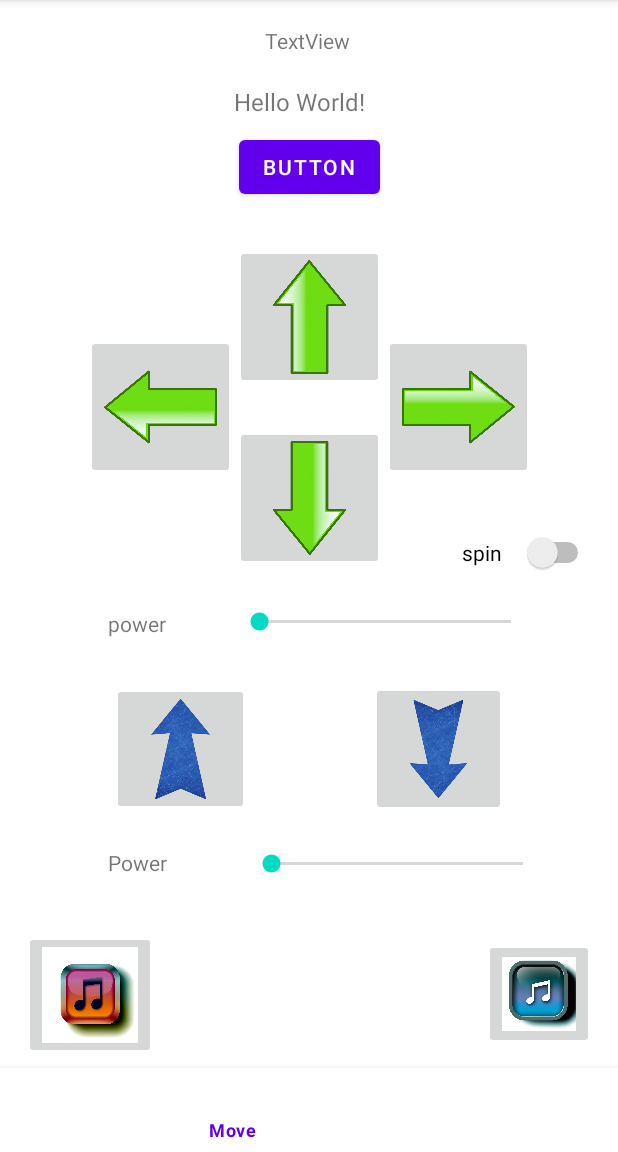
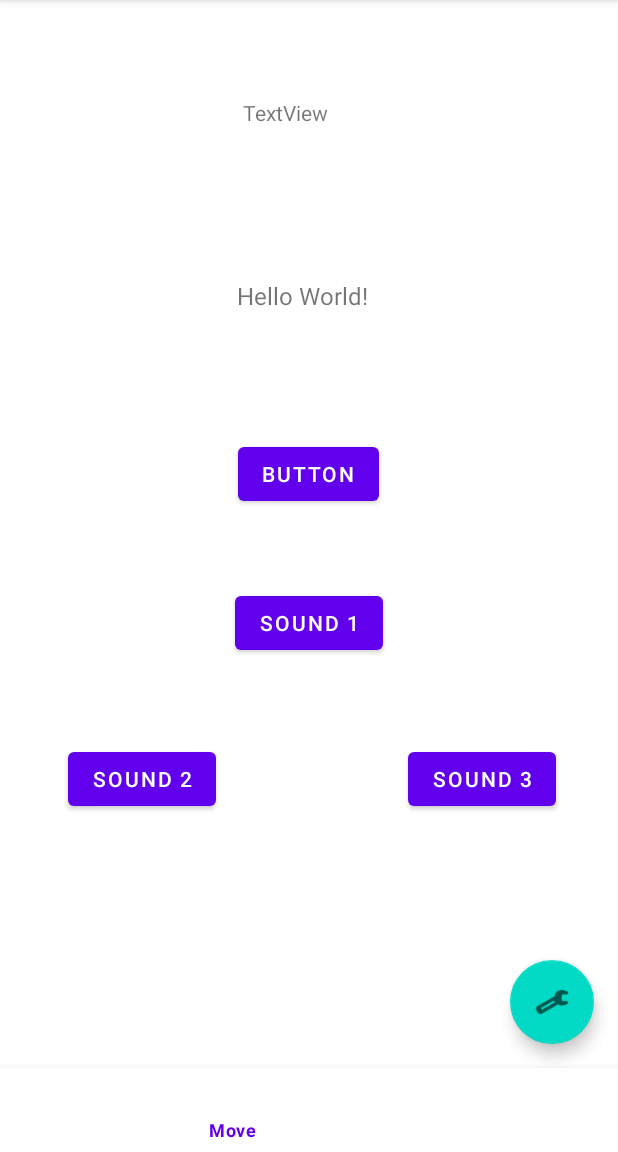
Before and after one commit to rhulucas/ev301, an Android app: the screen it shows after launch (MainActivity), item 2 of the bottom bar chosen, on a phone screen of 412 x 824 dp, the part 84-1236 px from its top. Run offline under Robolectric (Android 15) with nearby library versions, the phone set to English and light mode, and no system bars.

Commit message:
Reverting to commit 5f427fb1a606a4276835bcb7a015229a6def35da

```diff
--- a/A000-sound/app/src/main/res/layout/fragment_move.xml
+++ b/A000-sound/app/src/main/res/layout/fragment_move.xml
@@ -13,22 +13,34 @@
         android:text="Hello World!"
         android:textSize="16sp"
         app:layout_constraintBottom_toBottomOf="parent"
-        app:layout_constraintHorizontal_bias="0.481"
+        app:layout_constraintHorizontal_bias="0.486"
         app:layout_constraintLeft_toLeftOf="parent"
         app:layout_constraintRight_toRightOf="parent"
         app:layout_constraintTop_toTopOf="parent"
-        app:layout_constraintVertical_bias="0.082" />
+        app:layout_constraintVertical_bias="0.27" />
 
     <Button
-        android:id="@+id/vv_button"
+        android:id="@+id/button"
         android:layout_width="wrap_content"
         android:layout_height="wrap_content"
         android:text="Button"
         app:layout_constraintBottom_toBottomOf="parent"
         app:layout_constraintEnd_toEndOf="parent"
+        app:layout_constraintHorizontal_bias="0.498"
         app:layout_constraintStart_toStartOf="parent"
-        app:layout_constraintTop_toTopOf="parent"
-        app:layout_constraintVertical_bias="0.132" />
+        app:layout_constraintTop_toBottomOf="@+id/vv_tvOut2"
+        app:layout_constraintVertical_bias="0.184" />
+
+    <com.google.android.material.floatingactionbutton.FloatingActionButton
+        android:id="@+id/floatingActionButton"
+        android:layout_width="wrap_content"
+        android:layout_height="wrap_content"
+        android:layout_marginEnd="16dp"
+        android:layout_marginBottom="16dp"
+        android:clickable="true"
+        app:layout_constraintBottom_toBottomOf="parent"
+        app:layout_constraintEnd_toEndOf="parent"
+        app:srcCompat="@android:drawable/ic_menu_manage" />
 
     <TextView
         android:id="@+id/vv_tvOut1"
@@ -37,178 +49,48 @@
         android:text="TextView"
         app:layout_constraintBottom_toTopOf="@+id/vv_tvOut2"
         app:layout_constraintEnd_toEndOf="parent"
-        app:layout_constraintHorizontal_bias="0.498"
+        app:layout_constraintHorizontal_bias="0.456"
         app:layout_constraintStart_toStartOf="parent"
         app:layout_constraintTop_toTopOf="parent"
-        app:layout_constraintVertical_bias="0.463" />
+        app:layout_constraintVertical_bias="0.393" />
 
-    <ImageButton
-        android:id="@+id/vv_down1"
-        android:layout_width="90dp"
-        android:layout_height="89dp"
-        android:layout_marginStart="3dp"
-        android:scaleType="fitCenter"
-        android:src="@drawable/bluedown"
+    <Button
+        android:id="@+id/buttonSound1"
+        android:layout_width="wrap_content"
+        android:layout_height="wrap_content"
+        android:onClick="onSound1Click"
+        android:text="Sound 1"
         app:layout_constraintBottom_toBottomOf="parent"
         app:layout_constraintEnd_toEndOf="parent"
-        app:layout_constraintHorizontal_bias="0.339"
-        app:layout_constraintStart_toEndOf="@+id/vv_up1"
-        app:layout_constraintTop_toTopOf="parent"
-        app:layout_constraintVertical_bias="0.73" />
+        app:layout_constraintStart_toStartOf="parent"
+        app:layout_constraintTop_toBottomOf="@+id/button"
+        app:layout_constraintVertical_bias="0.158" />
 
-    <SeekBar
-        android:id="@+id/vv_slider"
-        android:layout_width="200dp"
-        android:layout_height="20dp"
+    <Button
+        android:id="@+id/buttonSound2"
+        android:layout_width="wrap_content"
+        android:layout_height="wrap_content"
+        android:onClick="onSound2Click"
+        android:text="Sound 2"
         app:layout_constraintBottom_toBottomOf="parent"
         app:layout_constraintEnd_toEndOf="parent"
-        app:layout_constraintHorizontal_bias="0.74"
+        app:layout_constraintHorizontal_bias="0.144"
         app:layout_constraintStart_toStartOf="parent"
         app:layout_constraintTop_toTopOf="parent"
-        app:layout_constraintVertical_bias="0.585" />
+        app:layout_constraintVertical_bias="0.746" />
 
-    <TextView
-        android:id="@+id/vv_text2"
-        android:layout_width="73dp"
-        android:layout_height="24dp"
-        android:text="Power"
-        android:textSize="14sp"
+    <Button
+        android:id="@+id/buttonSound3"
+        android:layout_width="wrap_content"
+        android:layout_height="wrap_content"
+        android:onClick="onSound3Click"
+        android:text="Sound 3"
         app:layout_constraintBottom_toBottomOf="parent"
         app:layout_constraintEnd_toEndOf="parent"
-        app:layout_constraintHorizontal_bias="0.212"
+        app:layout_constraintHorizontal_bias="0.868"
         app:layout_constraintStart_toStartOf="parent"
         app:layout_constraintTop_toTopOf="parent"
-        app:layout_constraintVertical_bias="0.822" />
-
-    <SeekBar
-        android:id="@+id/vv_slider2"
-        android:layout_width="200dp"
-        android:layout_height="wrap_content"
-        app:layout_constraintBottom_toBottomOf="parent"
-        app:layout_constraintEnd_toEndOf="parent"
-        app:layout_constraintHorizontal_bias="0.778"
-        app:layout_constraintStart_toStartOf="parent"
-        app:layout_constraintTop_toTopOf="parent"
-        app:layout_constraintVertical_bias="0.817" />
-
-    <TextView
-        android:id="@+id/vv_text"
-        android:layout_width="66dp"
-        android:layout_height="25dp"
-        android:text="power"
-        app:layout_constraintBottom_toBottomOf="parent"
-        app:layout_constraintEnd_toEndOf="parent"
-        app:layout_constraintHorizontal_bias="0.208"
-        app:layout_constraintStart_toStartOf="parent"
-        app:layout_constraintTop_toTopOf="parent"
-        app:layout_constraintVertical_bias="0.591" />
-
-    <ImageButton
-        android:id="@+id/vv_up1"
-        android:layout_width="91dp"
-        android:layout_height="88dp"
-        android:layout_marginEnd="3dp"
-        android:scaleType="fitCenter"
-        android:src="@drawable/blueup"
-        app:layout_constraintBottom_toBottomOf="parent"
-        app:layout_constraintEnd_toStartOf="@+id/vv_down1"
-        app:layout_constraintStart_toStartOf="parent"
-        app:layout_constraintTop_toTopOf="parent"
-        app:layout_constraintVertical_bias="0.73" />
-
-    <ImageButton
-        android:id="@+id/vv_forward"
-        android:layout_width="99dp"
-        android:layout_height="96dp"
-        android:layout_marginBottom="5dp"
-        android:scaleType="fitCenter"
-        android:src="@drawable/greenup"
-
-        app:layout_constraintBottom_toTopOf="@+id/vv_backward"
-        app:layout_constraintEnd_toEndOf="parent"
-        app:layout_constraintHorizontal_bias="0.501"
-        app:layout_constraintStart_toStartOf="parent"
-        app:layout_constraintTop_toTopOf="parent"
-        app:layout_constraintVertical_bias="0.895" />
-
-    <ImageButton
-        android:id="@+id/vv_leftway"
-        android:layout_width="99dp"
-        android:layout_height="96dp"
-        android:layout_marginStart="70dp"
-        android:scaleType="fitCenter"
-        android:src="@drawable/greenleft"
-        app:layout_constraintBottom_toBottomOf="parent"
-        app:layout_constraintEnd_toStartOf="@+id/vv_backward"
-        app:layout_constraintHorizontal_bias="0.788"
-        app:layout_constraintStart_toStartOf="parent"
-        app:layout_constraintTop_toTopOf="parent"
-        app:layout_constraintVertical_bias="0.363" />
-
-    <ImageButton
-        android:id="@+id/vv_rightway"
-        android:layout_width="99dp"
-        android:layout_height="96dp"
-        android:layout_marginEnd="70dp"
-        android:scaleType="fitCenter"
-        android:src="@drawable/greenright"
-        app:layout_constraintBottom_toBottomOf="parent"
-        app:layout_constraintEnd_toEndOf="parent"
-        app:layout_constraintHorizontal_bias="0.122"
-        app:layout_constraintStart_toEndOf="@+id/vv_backward"
-        app:layout_constraintTop_toTopOf="parent"
-        app:layout_constraintVertical_bias="0.363" />
-
-    <ImageButton
-        android:id="@+id/vv_backward"
-        android:layout_width="99dp"
-        android:layout_height="96dp"
-        android:scaleType="fitCenter"
-        android:src="@drawable/greendown"
-        app:layout_constraintBottom_toBottomOf="parent"
-        app:layout_constraintEnd_toStartOf="@+id/vv_rightway"
-        app:layout_constraintStart_toEndOf="@+id/vv_leftway"
-        app:layout_constraintTop_toTopOf="parent"
-        app:layout_constraintVertical_bias="0.461" />
-
-    <Switch
-        android:id="@+id/vv_switch"
-        android:layout_width="88dp"
-        android:layout_height="38dp"
-        android:text="spin"
-        app:layout_constraintBottom_toBottomOf="parent"
-        app:layout_constraintEnd_toEndOf="parent"
-        app:layout_constraintHorizontal_bias="0.95"
-        app:layout_constraintStart_toStartOf="parent"
-        app:layout_constraintTop_toTopOf="parent"
-        app:layout_constraintVertical_bias="0.518" />
+        app:layout_constraintVertical_bias="0.746" />
 
 
-
-    <ImageButton
-        android:id="@+id/vv_preTune"
-        android:layout_width="73dp"
-        android:layout_height="73dp"
-        android:scaleType="fitCenter"
-        android:src="@drawable/tune"
-        app:layout_constraintBottom_toBottomOf="parent"
-        app:layout_constraintEnd_toEndOf="parent"
-        app:layout_constraintHorizontal_bias="0.952"
-        app:layout_constraintStart_toStartOf="parent"
-        app:layout_constraintTop_toTopOf="parent"
-        app:layout_constraintVertical_bias="0.98" />
-
-    <ImageButton
-        android:id="@+id/vv_builtInSound"
-        android:layout_width="88dp"
-        android:layout_height="85dp"
-        android:scaleType="fitCenter"
-        android:src="@drawable/sound"
-        app:layout_constraintBottom_toBottomOf="parent"
-        app:layout_constraintEnd_toEndOf="parent"
-        app:layout_constraintHorizontal_bias="0.049"
-        app:layout_constraintStart_toStartOf="parent"
-        app:layout_constraintTop_toTopOf="parent"
-        app:layout_constraintVertical_bias="0.99" />
-
 </androidx.constraintlayout.widget.ConstraintLayout>
```
Also changed, not shown: A000-sound/app/src/main/res/drawable/sound.png (deleted), A000-sound/app/src/main/res/drawable/tune.png (deleted).
